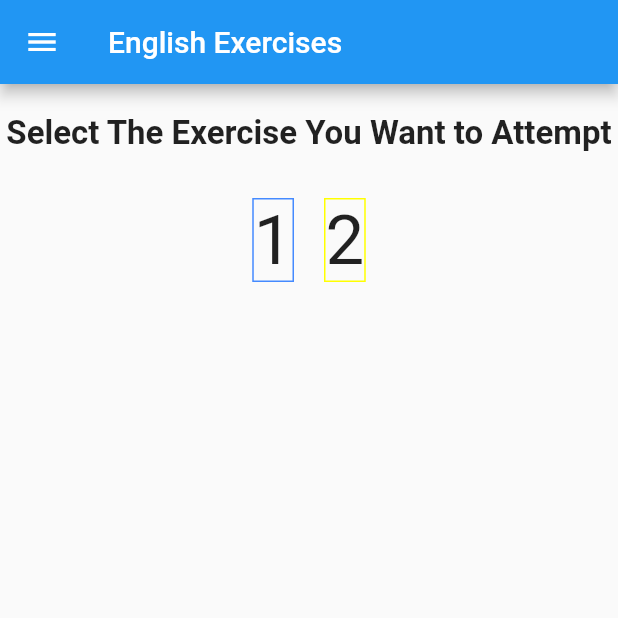
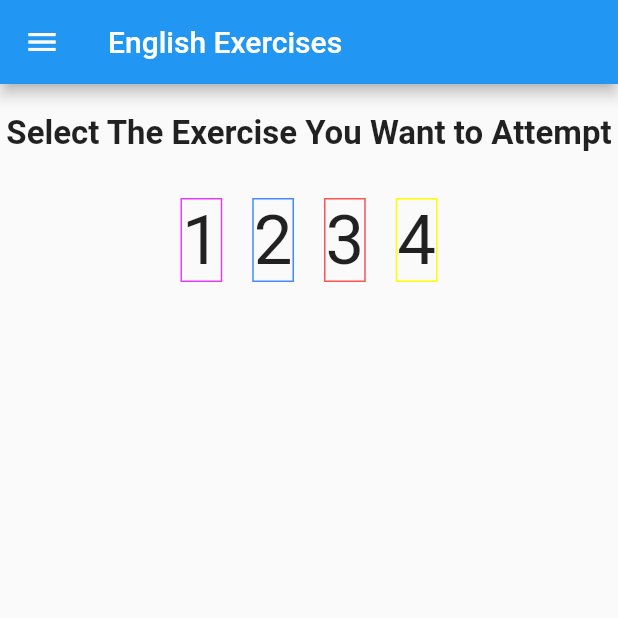
Before and after one commit to zimnhashman/intelligent_teacher, a Flutter app: the UserEnglishSelector screen opened directly, on a phone screen of 412 x 824 dp, the top half of it. Run offline on Flutter 3.47's test engine with Material 2 defaults, Android fonts, the phone set to English and light mode, and no system bars; our stand-ins replace get, shared_preferences, webview_flutter; missing offline and left inert: webview_flutter_web; accounts and stored records are empty.

Commit message:
feat: registration Page fix: Not showing all comprehensions

```diff
--- a/lib/main.dart
+++ b/lib/main.dart
@@ -1,11 +1,9 @@
 import 'package:flutter/material.dart';
 import 'package:get/get_navigation/get_navigation.dart';
 import 'package:get/get.dart';
+import 'package:intelligent_teacher/registrationPage.dart';
 import 'package:webview_flutter/webview_flutter.dart';
 import 'package:webview_flutter_web/webview_flutter_web.dart';
-
-import 'loginPage.dart';
-
 
 
 
@@ -25,7 +23,7 @@ class MyApp extends StatelessWidget {
 
         primarySwatch: Colors.blue,
       ),
-      home: LoginPage(),
+      home: RegisterPage(),
     );
   }
 }
--- a/lib/userLearner/english/englishCategory.dart
+++ b/lib/userLearner/english/englishCategory.dart
@@ -43,11 +43,7 @@ class _UserEnglishSelectorState extends State<UserEnglishSelector> {
         ),
       ),
       appBar: AppBar(title: Text('English Exercises'),),
-      body: FutureBuilder<dynamic>(
-        future: QuestionStorage.readQuestion3(),
-        builder: (BuildContext context, AsyncSnapshot<dynamic> snapshot) {
-          if (snapshot.hasData == true) {
-            return Column(
+      body: Column(
               children: [
                 SizedBox(height: 20.0,),
                 Text('Select The Exercise You Want to Attempt', style: TextStyle(
@@ -129,59 +125,7 @@ class _UserEnglishSelectorState extends State<UserEnglishSelector> {
                   ],
                 ),
               ],
-            );
-          } else {
-            return Column(
-              children: [
-                SizedBox(height: 20.0,),
-                Text('Select The Exercise You Want to Attempt', style: TextStyle(
-                  fontWeight: FontWeight.bold,
-                  fontSize: 22.0,
-                ),),
-                SizedBox(height: 30.0,),
-                Row(
-                  crossAxisAlignment: CrossAxisAlignment.center,
-                  mainAxisAlignment: MainAxisAlignment.center,
-                  children: <Widget>[
-                    GestureDetector(
-                      onTap: () {
-                        SystemSound.play(SystemSoundType.click);
-                        Get.to(EnglishQuestionAnswerOne());
-                      },
-                      child: Container(
-                        decoration: BoxDecoration(
-                            border: Border.all(color: Colors.blueAccent)
-                        ),
-                        child: Text('1', style: TextStyle(
-                          fontSize: 46.0,
-                        ),),
-                      ),
-                    ),
+            ));
+          }
 
-                    SizedBox(width: 20.0,),
-
-                    GestureDetector(
-                      onTap: () {
-                        SystemSound.play(SystemSoundType.click);
-                        Get.to(EnglishQuestionAnswerTwo());
-                      },
-                      child: Container(
-                        decoration: BoxDecoration(
-                            border: Border.all(color: Colors.yellowAccent)
-                        ),
-                        child: Text('2', style: TextStyle(
-                            fontSize: 46.0
-                        ),),
-                      ),
-                    ),
-                  ],
-                ),
-              ],
-            );
-          }
-        },
-      )
-
-    );
   }
-}
```
Also changed, not shown: lib/loginPage.dart (+11 -1 lines).
